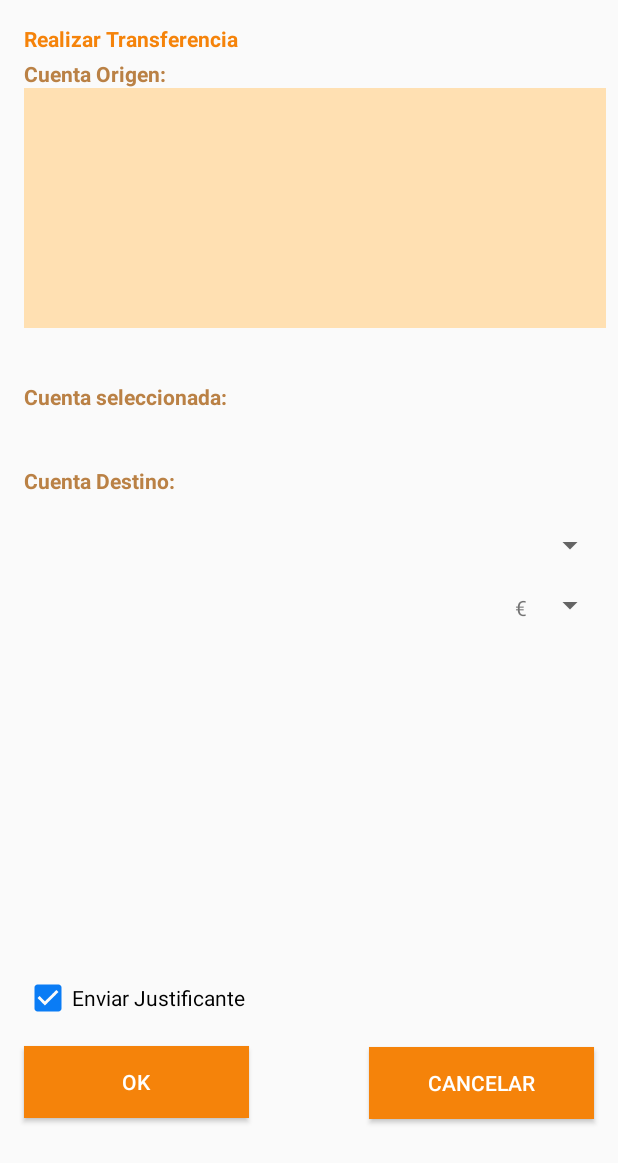
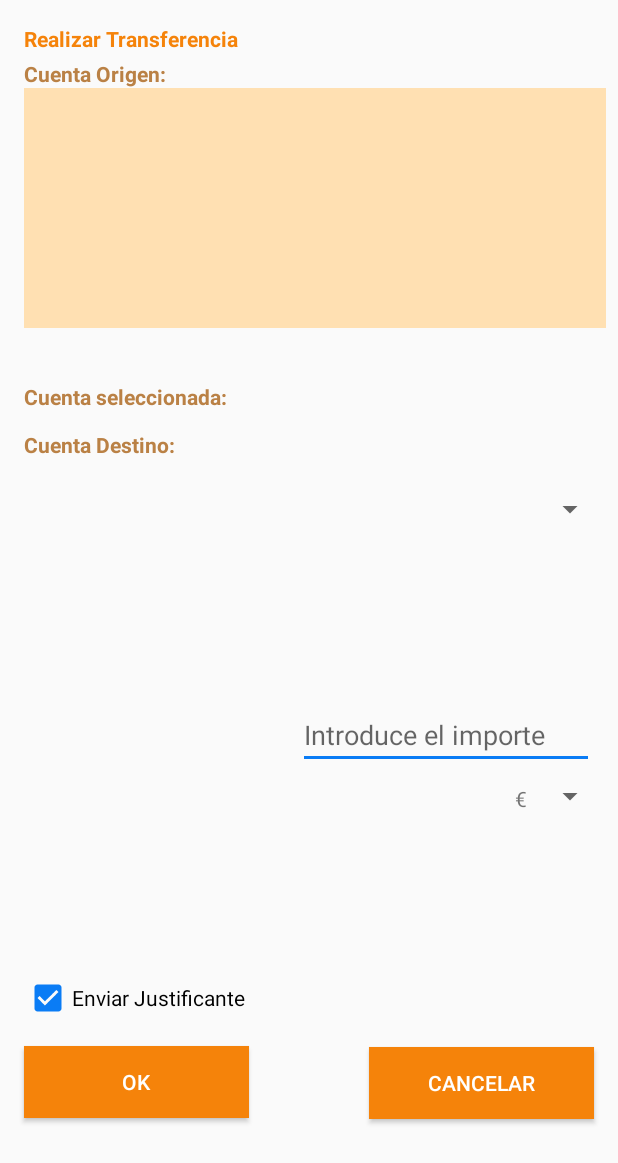
Before and after one commit to Crespuig/BancoAplicacion, an Android app: the TransferActivity screen opened directly, with no data from a screen before it, after a tap on "OK", on a phone screen of 412 x 824 dp. Shown: the top 1163 px of the screen. Run offline under Robolectric (Android 15) with nearby library versions, the phone set to English and light mode, and no system bars; 5 statements that could not run were skipped; 2 other taps on this screen came first.

Commit message:
TransferActivity acabada, error doble transferencia

```diff
--- a/app/src/main/java/hecrpu/simarro/bancoaplicacion/PrincipalActivity.java
+++ b/app/src/main/java/hecrpu/simarro/bancoaplicacion/PrincipalActivity.java
@@ -102,6 +102,7 @@ public class PrincipalActivity extends AppCompatActivity {
                 return true;
             case R.id.action_transferencias:
                 Intent intent = new Intent(PrincipalActivity.this, TransferActivity.class);
+                intent.putExtra("cliente", cliente);
                 startActivityForResult(intent, 0);
                 return true;
             case R.id.action_cambiarClave:
--- a/app/src/main/java/hecrpu/simarro/bancoaplicacion/TransferActivity.java
+++ b/app/src/main/java/hecrpu/simarro/bancoaplicacion/TransferActivity.java
@@ -21,6 +21,7 @@ import android.widget.Toast;
 import org.w3c.dom.Text;
 
 import java.util.ArrayList;
+import java.util.Date;
 
 import hecrpu.simarro.bancoaplicacion.bd.MiBancoOperacional;
 import hecrpu.simarro.bancoaplicacion.pojo.Cliente;
@@ -38,8 +39,8 @@ public class TransferActivity extends AppCompatActivity implements View.OnClickL
     private CheckBox checkBoxTransfer;
     private Button botonOk;
     private Button botonCancelar;
-    private String cuentaOrigen = "";
-    private String cuentaDestino = "";
+    private Cuenta cuentaOrigen;
+    private Cuenta cuentaDestino;
     private float ingreso = 0;
     private Cliente c;
     private Movimiento movimiento;
@@ -64,16 +65,16 @@ public class TransferActivity extends AppCompatActivity implements View.OnClickL
         gridView.setOnItemClickListener(new AdapterView.OnItemClickListener() {
             @Override
             public void onItemClick(AdapterView<?> parent, View view, int position, long id) {
-                cuentaOrigen = ((Cuenta)parent.getItemAtPosition(position)).getNumeroCuenta();
+                cuentaOrigen = (Cuenta)parent.getItemAtPosition(position);
                 TextView textView = (TextView) findViewById(R.id.transferTextView4);
-                textView.setText("Cuenta seleccionada: " + cuentaOrigen);
+                textView.setText("Cuenta seleccionada: " + cuentaOrigen.getNumeroCuenta());
             }
         });
 
         spinnerCuenta.setOnItemSelectedListener(new AdapterView.OnItemSelectedListener() {
             @Override
             public void onItemSelected(AdapterView<?> parent, View view, int position, long id) {
-                cuentaDestino = ((hecrpu.simarro.bancoaplicacion.pojo.Cuenta)parent.getItemAtPosition(position)).getNumeroCuenta();
+                cuentaDestino = (hecrpu.simarro.bancoaplicacion.pojo.Cuenta)parent.getItemAtPosition(position);
             }
 
             @Override
@@ -128,8 +129,26 @@ public class TransferActivity extends AppCompatActivity implements View.OnClickL
     public void onClick(View view) {
         switch (view.getId()){
             case R.id.transferButtonOk:
-                movimiento = new Movimiento();
-                miBancoOperacional.transferencia(movimiento);
+                importeTransfer = (EditText) findViewById(R.id.importeTransfer);
+                float importe = Float.parseFloat(importeTransfer.getText().toString());
+
+                if (cuentaOrigen.getNumeroCuenta() != cuentaDestino.getNumeroCuenta()){
+                    movimiento = new Movimiento(2, new Date(), "Transferencia", importe, cuentaOrigen, cuentaDestino);
+                    if (cuentaOrigen.getSaldoActual() >= importe){
+                        miBancoOperacional.transferencia(movimiento);
+                        Toast.makeText(getApplicationContext(), "Transferencia realizada", Toast.LENGTH_LONG).show();
+                        Intent intent = new Intent(TransferActivity.this, PrincipalActivity.class);
+                        intent.putExtra("cliente", c);
+                        startActivityForResult(intent, 0);
+                    }else{
+                        Toast.makeText(getApplicationContext(), "Saldo insuficiente", Toast.LENGTH_LONG).show();
+                    }
+
+                }else {
+                    Toast.makeText(getApplicationContext(), "Se deben seleccionar diferentes cuentas", Toast.LENGTH_LONG).show();
+                }
+
+
                 break;
             case R.id.transferButtonCancelar:
                 importeTransfer.setText("");
--- a/app/src/main/java/hecrpu/simarro/bancoaplicacion/bd/MiBD.java
+++ b/app/src/main/java/hecrpu/simarro/bancoaplicacion/bd/MiBD.java
@@ -109,7 +109,7 @@ public class MiBD extends SQLiteOpenHelper implements Serializable {
                 m.getTipo()+", "+m.getFechaOperacion().getTime()+", '"+m.getDescripcion()+"', "+m.getImporte()+","+m.getCuentaOrigen().getId()+", "+m.getCuentaDestino().getId()+");");
     }
     public void actualizarSaldo(Cuenta c){
-        db.execSQL("UPDATE cuentas SET saldoactual= "+c.getSaldoActual()+" WHERE banco='"+c.getBanco()+"' AND sucursal='"+c.getSucursal()+"' && dc='"+c.getDc()+"' && numerocuenta='"
+        db.execSQL("UPDATE cuentas SET saldoactual= "+c.getSaldoActual()+" WHERE banco='"+c.getBanco()+"' AND sucursal='"+c.getSucursal()+"' AND dc='"+c.getDc()+"' AND numerocuenta='"
                 +c.getNumeroCuenta()+"';");
     }
     public boolean existeCuenta(String banco,String sucursal,String dc,String numCuenta){
--- a/app/src/main/java/hecrpu/simarro/bancoaplicacion/bd/MiBancoOperacional.java
+++ b/app/src/main/java/hecrpu/simarro/bancoaplicacion/bd/MiBancoOperacional.java
@@ -92,6 +92,7 @@ public class MiBancoOperacional implements Serializable {
             movimientoTransferencia.getCuentaOrigen().setSaldoActual(resta);
             float suma = saldoCuentaDestino + resta;
             movimientoTransferencia.getCuentaDestino().setSaldoActual(suma);
+            movimientoTransferencia.setImporte(movimientoTransferencia.getImporte() * (-1));
             miBD.insercionMovimiento(movimientoTransferencia);
             miBD.actualizarSaldo(movimientoTransferencia.getCuentaOrigen());
             miBD.actualizarSaldo(movimientoTransferencia.getCuentaDestino());
--- a/app/src/main/res/layout/activity_transfer.xml
+++ b/app/src/main/res/layout/activity_transfer.xml
@@ -21,21 +21,19 @@
 
     <EditText
         android:id="@+id/importeTransfer"
-        android:layout_width="307dp"
-        android:layout_height="43dp"
+        android:layout_width="197dp"
+        android:layout_height="44dp"
         android:layout_marginStart="8dp"
         android:layout_marginEnd="8dp"
         android:ems="10"
         android:hint="Introduce el importe"
-        android:visibility="gone"
         android:inputType="textPersonName"
         app:layout_constraintBottom_toTopOf="@+id/guideline3"
         app:layout_constraintEnd_toEndOf="parent"
-        app:layout_constraintHorizontal_bias="0.909"
+        app:layout_constraintHorizontal_bias="0.959"
         app:layout_constraintStart_toStartOf="parent"
-        app:layout_constraintTop_toBottomOf="@+id/cuentaDestinoTransfer"
-        app:layout_constraintVertical_bias="0.0"
-        />
+        app:layout_constraintTop_toBottomOf="@+id/spinnerTransfer"
+        app:layout_constraintVertical_bias="0.549" />
 
     <androidx.constraintlayout.widget.Guideline
         android:id="@+id/guideline2"
@@ -113,7 +111,7 @@
         android:layout_width="wrap_content"
         android:layout_height="wrap_content"
         android:layout_marginStart="16dp"
-        android:layout_marginTop="92dp"
+        android:layout_marginTop="68dp"
         android:text="Cuenta Destino:"
         android:textColor="@color/colorPrimaryDark"
         android:textStyle="bold"
```
Also changed, not shown: app/src/main/java/hecrpu/simarro/bancoaplicacion/pojo/Movimiento.java (+9 -0 lines).
